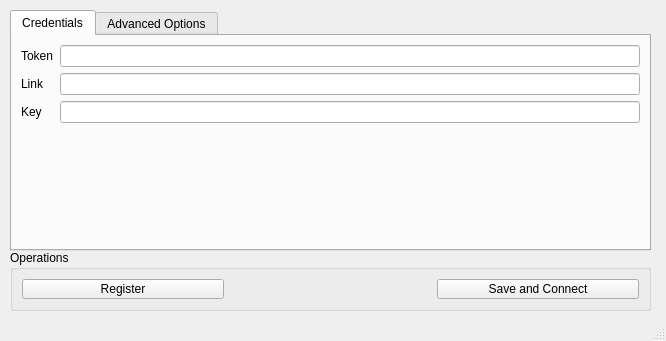
This is client/credentials.ui in Smilin-Dominator/smilin_file_hosting as Qt 5 draws it before an edit. The edited form follows.
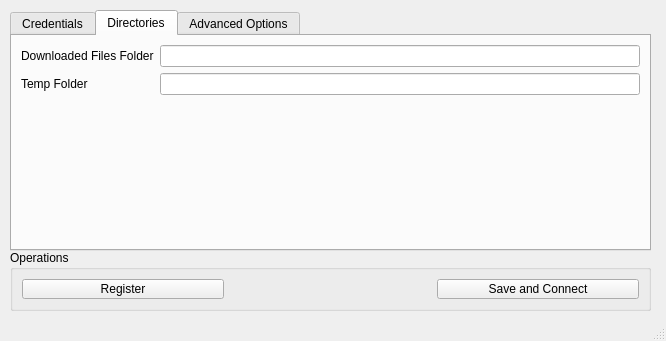
This is the edited form.

Commit message: feat: Added a Directories Tab

Diff of the .ui file:
```diff
--- a/client/credentials.ui
+++ b/client/credentials.ui
@@ -63,7 +63,7 @@
      </rect>
     </property>
     <property name="currentIndex">
-     <number>0</number>
+     <number>1</number>
     </property>
     <widget class="QWidget" name="credentials_tab">
      <attribute name="title">
@@ -102,6 +102,37 @@
       </item>
      </layout>
     </widget>
+    <widget class="QWidget" name="directory_tab">
+     <attribute name="title">
+      <string>Directories</string>
+     </attribute>
+     <layout class="QFormLayout" name="formLayout_2">
+      <item row="0" column="0">
+       <widget class="QLabel" name="downloaded_files_label">
+        <property name="text">
+         <string>Downloaded Files Folder</string>
+        </property>
+       </widget>
+      </item>
+      <item row="0" column="1">
+       <widget class="QLineEdit" name="downloaded_files_folder"/>
+      </item>
+      <item row="1" column="0">
+       <widget class="QLabel" name="temp_folder_label">
+        <property name="text">
+         <string>Temp Folder</string>
+        </property>
+       </widget>
+      </item>
+      <item row="1" column="1">
+       <widget class="QLineEdit" name="temp_folder">
+        <property name="text">
+         <string/>
+        </property>
+       </widget>
+      </item>
+     </layout>
+    </widget>
     <widget class="QWidget" name="advanced_options_tab">
      <attribute name="title">
       <string>Advanced Options</string>
```
Left out of the diff: 2 changed lines with no effect on the pictures.
